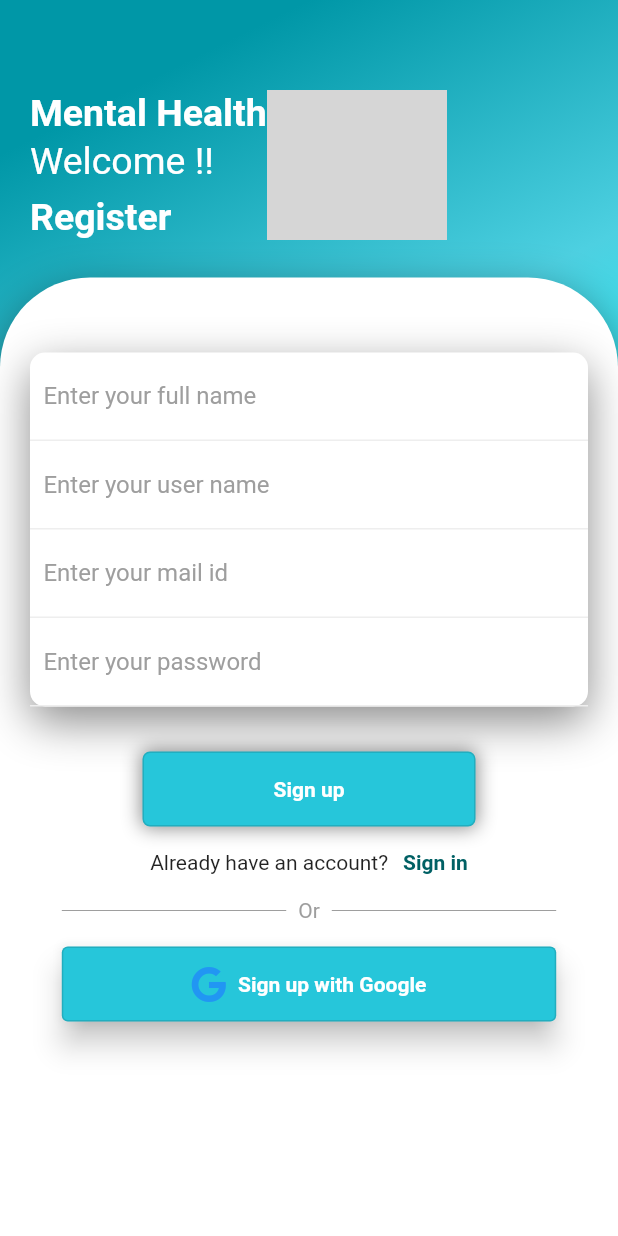
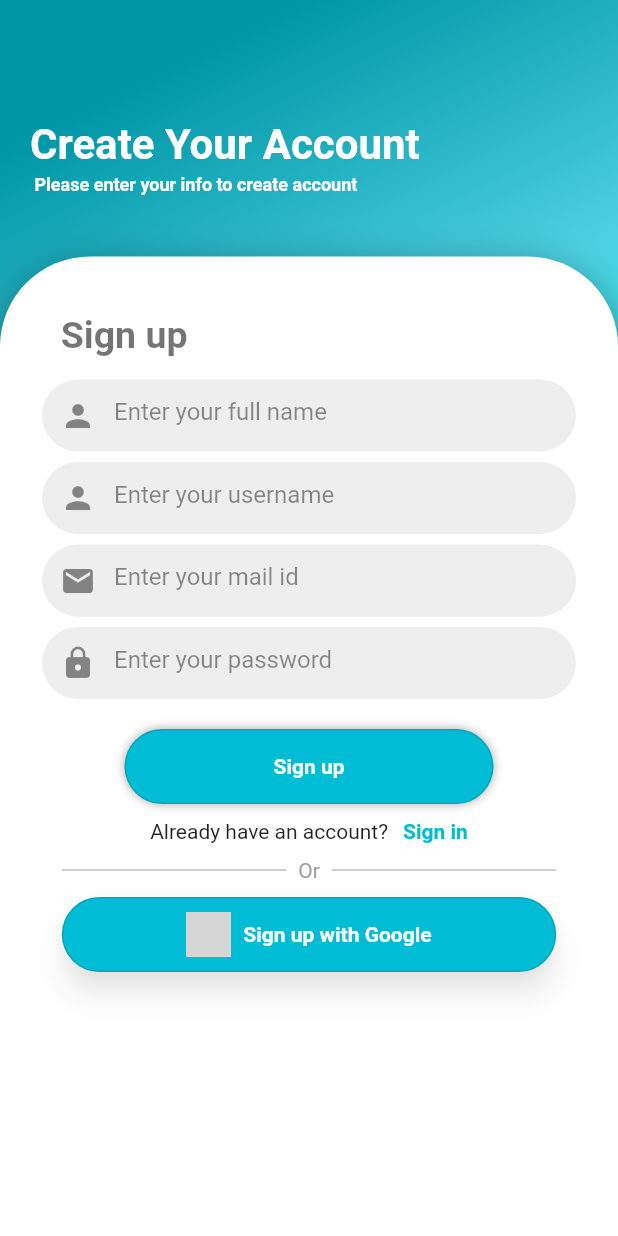
Before and after one commit to Akshatji800/mental_health, a Flutter app: the SignUpPage screen opened by its route, on a phone screen of 412 x 824 dp. Run offline on Flutter 3.47's test engine with Material 2 defaults, Android fonts, the phone set to English and light mode, and no system bars; our stand-ins replace firebase_auth, firebase_core, font_awesome_flutter, google_sign_in; accounts and stored records are empty; grey boxes are pictures that could not be loaded.

Commit message:
Modified sign-up

```diff
--- a/lib/screens/sign_in_page.dart
+++ b/lib/screens/sign_in_page.dart
@@ -1,6 +1,5 @@
 import 'package:firebase_auth/firebase_auth.dart';
 import 'package:mental_health/services/firebase_Service.dart';
-import 'package:mental_health/services/firebase_service.dart';
 import 'package:flutter/material.dart';
 import 'package:font_awesome_flutter/font_awesome_flutter.dart';
 import 'package:mental_health/utils/constants.dart';
@@ -10,14 +9,14 @@ class SignInPage extends StatelessWidget {
   Widget build(BuildContext context) {
     Size size = MediaQuery.of(context).size;
     OutlineInputBorder border = OutlineInputBorder(
-        borderSide: BorderSide(color: Constants.kBlackColor, width: 1.0));
+        borderSide: BorderSide(color: Constants.kBorderColor, width: 3.0));
     return Scaffold(
         resizeToAvoidBottomInset: false,
         backgroundColor: Colors.cyan[200],
         body: Center(
             child:
                 Column(mainAxisAlignment: MainAxisAlignment.center, children: [
-          Image.asset("assets/images/sign-in.png",width: 300,height: 200),
+          Image.asset("assets/images/sign-in.png"),
           RichText(
               textAlign: TextAlign.center,
               text: TextSpan(children: <TextSpan>[
@@ -89,7 +88,6 @@ class SignInPage extends StatelessWidget {
           GoogleSignIn(),
 
           Padding(padding: EdgeInsets.only(bottom: size.height * 0.02)),
-
           Row(mainAxisAlignment: MainAxisAlignment.center, children: [
             Text("Don't have an account?"),
             SizedBox(width: 10),
--- a/lib/screens/sign_up_page.dart
+++ b/lib/screens/sign_up_page.dart
@@ -1,7 +1,7 @@
 import 'dart:ui';
 import 'package:flutter/material.dart';
+import 'package:flutter/rendering.dart';
 import 'package:flutter/widgets.dart';
-import 'package:font_awesome_flutter/font_awesome_flutter.dart';
 import 'package:mental_health/utils/constants.dart';
 import 'package:firebase_auth/firebase_auth.dart';
 import 'package:mental_health/services/firebase_Service.dart';
@@ -25,9 +25,9 @@ class SignUpPage extends StatelessWidget {
             )
         ),
         child: Column (
-          crossAxisAlignment: CrossAxisAlignment.start,
+          crossAxisAlignment: CrossAxisAlignment.center,
           children: <Widget>[
-            SizedBox(height: 40,),
+            SizedBox(height: 60,),
             Padding(
               padding: EdgeInsets.all(20),
               child: Row(
@@ -37,25 +37,26 @@ class SignUpPage extends StatelessWidget {
                     mainAxisSize: MainAxisSize.min,
                     crossAxisAlignment: CrossAxisAlignment.start,
                     children: <Widget>[
-                      Text("Mental Health", style: TextStyle(color: Colors.white, fontSize: 25,fontWeight: FontWeight.bold),),
+                      Text("Create Your Account", style: TextStyle(color: Colors.white, fontSize: 28,fontWeight: FontWeight.bold),),
                       SizedBox(height: 3,),
-                      Text("Welcome !!", style: TextStyle(color: Colors.white, fontSize: 25),),
+                      Text(" Please enter your info to create account", style: TextStyle(color: Colors.white, fontSize: 12,fontWeight: FontWeight.bold),),
                       SizedBox(height: 8,),
-                      Text("Register", style: TextStyle(color: Colors.white, fontSize: 25,fontWeight: FontWeight.bold),),
+                      //Text("Register", style: TextStyle(color: Colors.white, fontSize: 25,fontWeight: FontWeight.bold),),
 
                     ],
                   ),
-                  Image.asset("assets/images/sign.png",width: 120,height: 100),
+                  //Image.asset("assets/images/sign.png",width: 120,height: 100),
                 ],
               ),
             ),
-            SizedBox(height: 5),
+            SizedBox(height: 13),
             Expanded(
               child: Container(
                 decoration: BoxDecoration(
                     color: Colors.white,
                     borderRadius: BorderRadius.only(topLeft: Radius.circular(60), topRight: Radius.circular(60)),
-                    boxShadow: [BoxShadow(
+                    boxShadow: [
+                      BoxShadow(
                         color: Colors.black45,
                         blurRadius: 25,
                         offset: Offset(0, 10)
@@ -63,71 +64,97 @@ class SignUpPage extends StatelessWidget {
                 ),
                 child: SingleChildScrollView(
                   child: Padding(
+                    padding: EdgeInsets.all(8),
+                    child: Column(
+                      children: <Widget>[
+                        SizedBox(height: 10,),
+                        Container(
+                          child: Padding(
                             padding: EdgeInsets.all(20),
                           child: Column(
+                            crossAxisAlignment: CrossAxisAlignment.start,
                             children: <Widget>[
-                        SizedBox(height: 30,),
+                              Text("  Sign up",style: const TextStyle(color: Colors.black54,fontSize: 25,fontWeight: FontWeight.bold),),
+                              SizedBox(height: 10,),
+                              //Text("    Full name",style: const TextStyle(color: Colors.black54,fontWeight: FontWeight.bold),),
+                              SizedBox(height: 5,),
                               Container(
                           decoration: BoxDecoration(
-                              color: Colors.white,
-                              borderRadius: BorderRadius.circular(10),
-                              boxShadow: [BoxShadow(
-                                  color: Colors.black45,
-                                  blurRadius: 25,
-                                  offset: Offset(0, 10)
-                              )]
+                              color: Colors.grey.shade200,
+                              borderRadius: BorderRadius.circular(50),
+                              // boxShadow: [BoxShadow(
+                              //     color: Colors.black12,
+                              //     blurRadius: 25,
+                              //     offset: Offset(0, 2)
+                              // )]
                           ),
                           child: Column(
                             children: <Widget>[
                               Container(
-                                padding: EdgeInsets.all(5),
-                                decoration: BoxDecoration(
-                                    border: Border(bottom: BorderSide(color: Colors.grey.shade200))
-                                ),
+                                padding: EdgeInsets.all(0),
                                 child: TextField(
                                   decoration: InputDecoration(
-                                      hintText: " Enter your full name",
-                                      hintStyle: TextStyle(color: Colors.grey),
+                                    prefixIcon: Icon(Icons.person),
+                                      hintText: "Enter your full name",
+                                      hintStyle: TextStyle(color: Colors.black45),
                                       border: InputBorder.none
                                   ),
                                 ),
                               ),
+                            ],
+                          ),
+                        ),
+                        SizedBox(height: 5,),
+                              //Text("    Username",style: const TextStyle(color: Colors.black54,fontWeight: FontWeight.bold),),
+                              SizedBox(height: 2,),
                         Container(
-                                padding: EdgeInsets.all(5),
                           decoration: BoxDecoration(
-                                    border: Border(bottom: BorderSide(color: Colors.grey.shade200))
+                              color: Colors.grey.shade200,
+                              borderRadius: BorderRadius.circular(50),
+                              // boxShadow: [BoxShadow(
+                              //     color: Colors.black12,
+                              //     blurRadius: 25,
+                              //     offset: Offset(0, 2)
+                              // )]
                           ),
+                          child: Column(
+                            crossAxisAlignment: CrossAxisAlignment.center,
+                            children: <Widget>[
+                              Container(
                                 child: TextField(
                                   decoration: InputDecoration(
-                                      hintText: " Enter your user name",
-                                      hintStyle: TextStyle(color: Colors.grey),
+                                      prefixIcon: Icon(Icons.person),
+                                      hintText: "Enter your username",
+                                      hintStyle: TextStyle(color: Colors.black45),
                                       border: InputBorder.none
                                   ),
                                 ),
                               ),
+                            ],
+                          ),
+                        ),
+                        SizedBox(height: 5,),
+                              //Text("    Mail id",style: const TextStyle(color: Colors.black54,fontWeight: FontWeight.bold),),
+                              SizedBox(height: 2,),
                         Container(
-                                padding: EdgeInsets.all(5),
                           decoration: BoxDecoration(
-                                    border: Border(bottom: BorderSide(color: Colors.grey.shade200))
+                              color: Colors.grey.shade200,
+                              borderRadius: BorderRadius.circular(50),
+                              // boxShadow: [BoxShadow(
+                              //     color: Colors.black12,
+                              //     blurRadius: 25,
+                              //     offset: Offset(0, 2)
+                              // )]
                           ),
+                          child: Column(
+                            children: <Widget>[
+                              Container(
+                                padding: EdgeInsets.all(0),
                                 child: TextField(
                                   decoration: InputDecoration(
-                                      hintText: " Enter your mail id",
-                                      hintStyle: TextStyle(color: Colors.grey),
-                                      border: InputBorder.none
-                                  ),
-                                ),
-                              ),
-                              Container(
-                                padding: EdgeInsets.all(5),
-                                decoration: BoxDecoration(
-                                    border: Border(bottom: BorderSide(color: Colors.grey.shade200))
-                                ),
-                                child: TextField(
-                                  obscureText: !_showPassword,
-                                  decoration: InputDecoration(
-                                    hintText: " Enter your password",
-                                    hintStyle: TextStyle(color: Colors.grey),
+                                    prefixIcon: Icon(Icons.mail),
+                                      hintText: "Enter your mail id",
+                                      hintStyle: TextStyle(color: Colors.black45),
                                       border: InputBorder.none,
                                   ),
                                 ),
@@ -135,23 +162,56 @@ class SignUpPage extends StatelessWidget {
                             ],
                           ),
                         ),
-                        SizedBox(height: 30,),
+                        SizedBox(height: 5,),
+                              //Text("    Password",style: const TextStyle(color: Colors.black54,fontWeight: FontWeight.bold),),
+                              SizedBox(height: 2,),
+                        Container(
+                          decoration: BoxDecoration(
+                              color: Colors.grey.shade200,
+                              borderRadius: BorderRadius.circular(50),
+                              // boxShadow: [BoxShadow(
+                              //     color: Colors.black12,
+                              //     blurRadius: 25,
+                              //     offset: Offset(0, 2)
+                              // )]
+                          ),
+                          child: Column(
+                            children: <Widget>[
+                              Container(
+                                padding: EdgeInsets.all(0),
+                                child: TextField(
+                                  decoration: InputDecoration(
+                                      prefixIcon: Icon(Icons.lock),
+                                      hintText: "Enter your password",
+                                      hintStyle: TextStyle(color: Colors.black45),
+                                      border: InputBorder.none
+                                  ),
+                                ),
+                              ),
+                            ],
+                          ),
+                        ),
+
+                            ],
+                          ),
+                        ),
+                        ),
                         GestureDetector(
                           onTap: (){Navigator.pushNamedAndRemoveUntil(context, Constants.homeNavigate, (route) => false);},
                           child: Container(
                             height: 50,
                             margin: EdgeInsets.symmetric(horizontal: 75),
                             decoration: BoxDecoration(
-                                borderRadius: BorderRadius.circular(5),
-                                color: Colors.cyan.shade400,
+                                borderRadius: BorderRadius.circular(50),
+                                color: Colors.cyan.shade500,
                                 border: Border.all(
                                   color: Colors.black12
                                 ),
                                 boxShadow: [
                                   BoxShadow(
-                                      color: Colors.black45,
+                                      color: Colors.black26,
                                       spreadRadius: 1,
-                                      blurRadius: 10
+                                      blurRadius: 4
                                   )
                                 ]
                             ),
@@ -161,7 +221,7 @@ class SignUpPage extends StatelessWidget {
                           ),
                         ),
 
-                        SizedBox(height: 16,),
+                        SizedBox(height: 10,),
                         Row(mainAxisAlignment: MainAxisAlignment.center, children: [
                           Text("Already have an account?"),
                           SizedBox(width: 10),
@@ -171,13 +231,13 @@ class SignUpPage extends StatelessWidget {
                               child: Text("Sign in",
                                   style: TextStyle(
                                       fontWeight: FontWeight.w700,
-                                      color: Colors.cyan.shade900)),
+                                      color: Colors.cyan.shade500,)),
                             ),
                           )
                         ]),
-                        SizedBox(height: 16,),
+                        SizedBox(height: 10,),
                         buildRowDivider(size: size),
-                        SizedBox(height: 16,),
+                        SizedBox(height: 10,),
                         GoogleSignIn()
                       ],
                     ),
@@ -224,7 +284,7 @@ class _GoogleSignInState extends State<GoogleSignIn> {
       width: size.width * 0.8,
       height: 50,
       child: OutlinedButton.icon(
-        icon: FaIcon(FontAwesomeIcons.google),
+        icon: Image.asset("assets/images/google-logo.png",width: 30,height: 30),
         onPressed: () async {
           setState(() {
             isLoading = true;
@@ -248,9 +308,10 @@ class _GoogleSignInState extends State<GoogleSignIn> {
               color: Colors.white, fontWeight: FontWeight.bold),
         ),
         style: OutlinedButton.styleFrom(
-          backgroundColor: Colors.cyan.shade400,
-          shadowColor: Colors.black,
+          backgroundColor: Colors.cyan.shade500,
+          shadowColor: Colors.black45,
           elevation: 8,
+          shape: const RoundedRectangleBorder(borderRadius: BorderRadius.all(Radius.circular(50)))
         ),
       ),
     ) : CircularProgressIndicator();
--- a/pubspec.yaml
+++ b/pubspec.yaml
@@ -29,6 +29,7 @@ dependencies:
   firebase_core: ^1.2.1
   font_awesome_flutter: ^9.0.0
   google_sign_in: ^5.0.4
+  flutter_screenutil: ^5.0.0+2
 
   # The following adds the Cupertino Icons font to your application.
   # Use with the CupertinoIcons class for iOS style icons.
@@ -52,7 +53,7 @@ flutter:
   assets:
     - assets/images/sign-in.png
     - assets/images/mentalHealth.png
-    - assets/images/sign.png
+    - assets/images/google-logo.png
   # An image asset can refer to one or more resolution-specific "variants", see
   # https://flutter.dev/assets-and-images/#resolution-aware.
 
```
Lines whose indentation alone changed are shown as unchanged.
